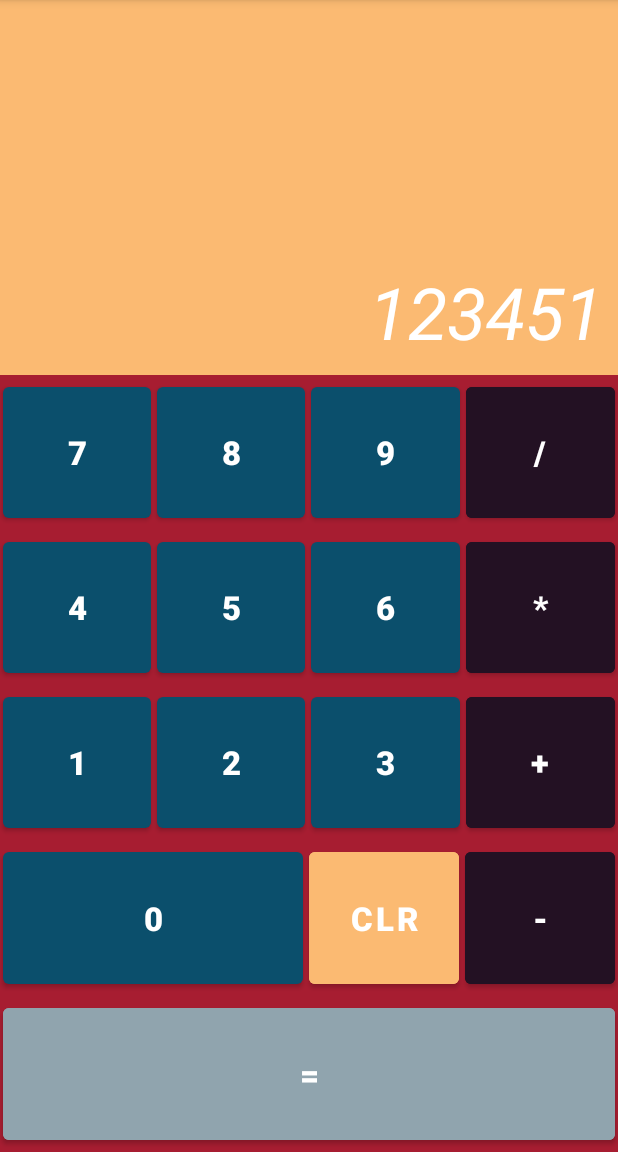
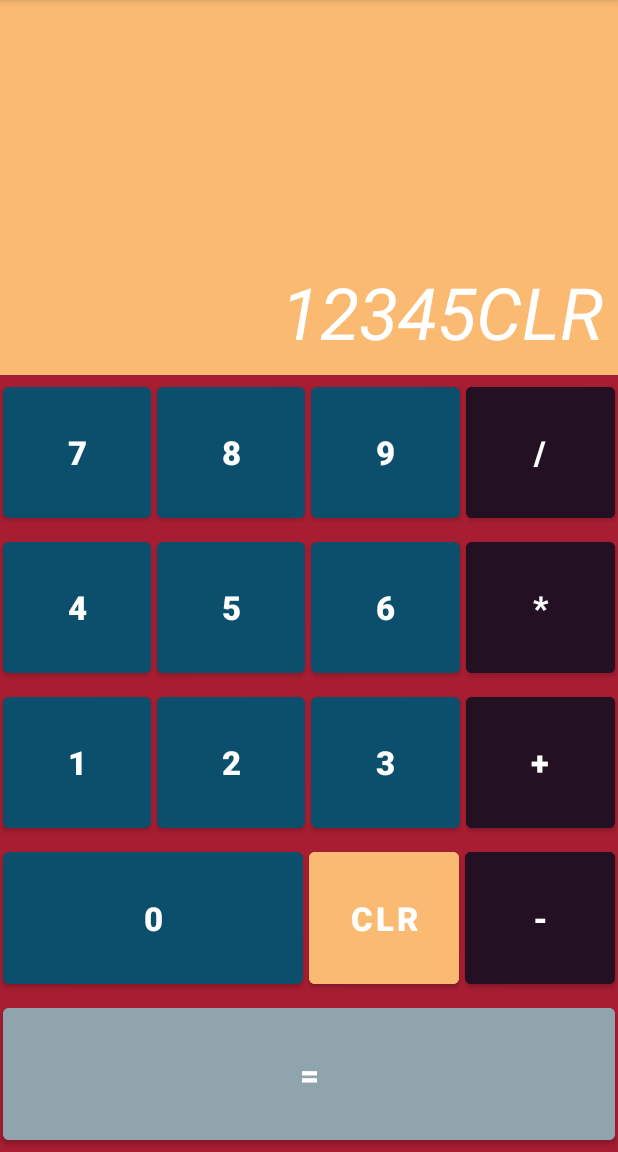
Before and after one commit to Stalkerfish/TheCalculatorApp, an Android app: the screen it shows after launch (MainActivity), after a tap on "CLR", on a phone screen of 412 x 824 dp, the part 84-1236 px from its top. Run offline under Robolectric (Android 15) with nearby library versions, the phone set to English and light mode, and no system bars.

```diff
--- a/app/src/main/java/com/stalkerfish/thecalculator/MainActivity.kt
+++ b/app/src/main/java/com/stalkerfish/thecalculator/MainActivity.kt
@@ -3,22 +3,23 @@ package com.stalkerfish.thecalculator
 import androidx.appcompat.app.AppCompatActivity
 import android.os.Bundle
 import android.view.View
+import android.widget.Button
 import android.widget.TextView
 import android.widget.Toast
 
 class MainActivity : AppCompatActivity() {
 
-    private var tvInput: TextView? = null
+    private var tvInput: TextView? = null   // variable to handle the top TextView, which shows the input of the user
 
     override fun onCreate(savedInstanceState: Bundle?) {
         super.onCreate(savedInstanceState)
         setContentView(R.layout.activity_main)
 
-     tvInput = findViewById(R.id.tvInput)
+     tvInput = findViewById(R.id.tvInput)   // connects the variable to the actual UI element
 
     }
 
     fun onDigit(view: View){
-        tvInput?.append("1")
+        tvInput?.append((view as Button).text)  // append the text in the button pressed to tvInput
     }
 }
```
